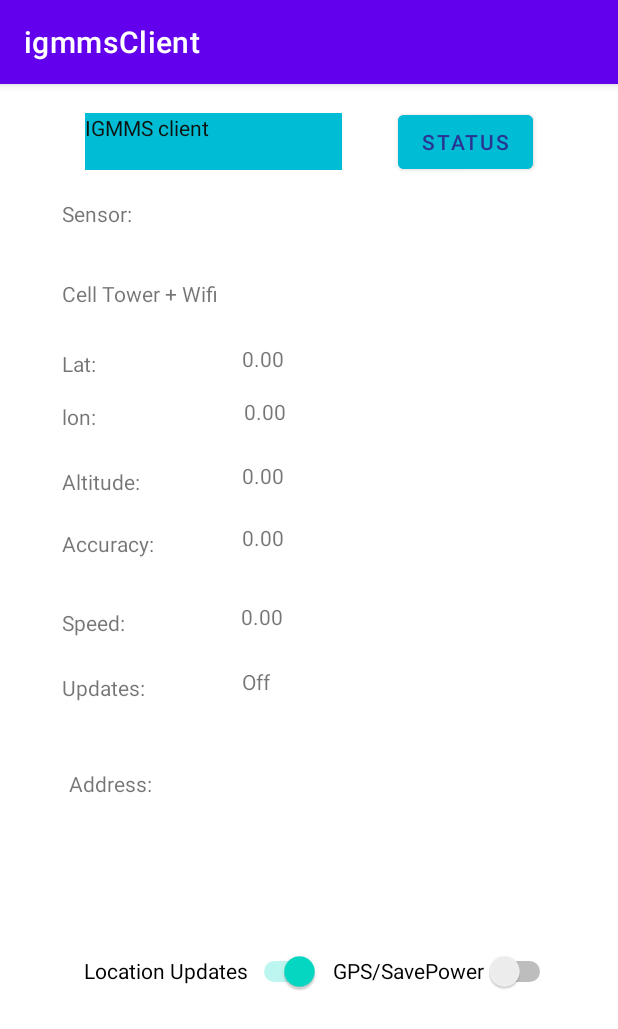
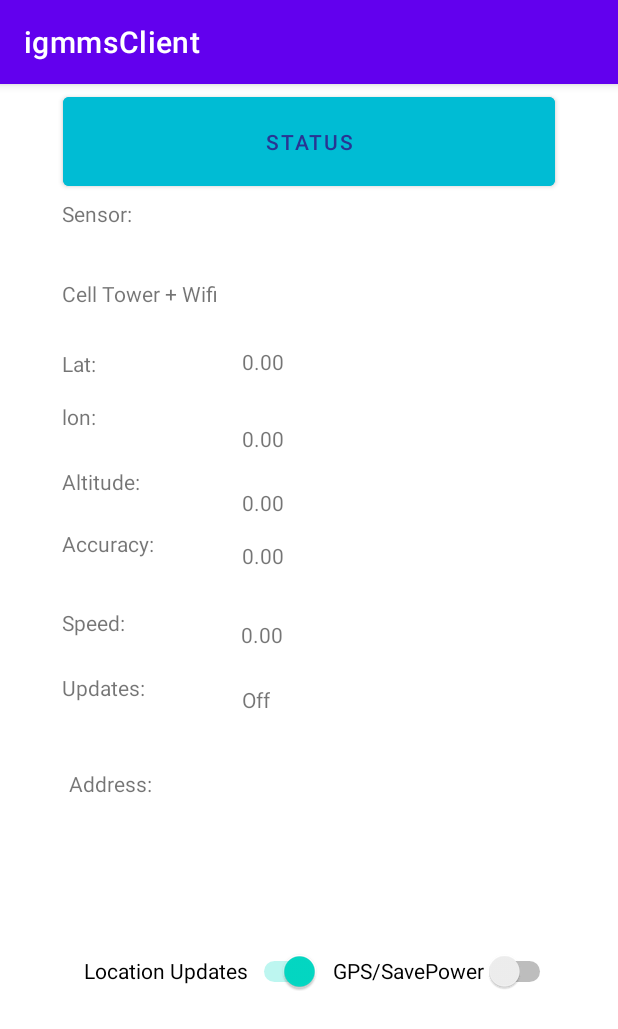
Before and after one commit to barigyederek/igmmsClient, an Android app: the screen it shows after launch (MainActivity), on a phone screen of 412 x 824 dp. Shown: the top 1029 px of the screen. Run offline under Robolectric (Android 15) with nearby library versions, the phone set to English and light mode, and no system bars; our stand-ins replace Firebase (no records; nobody signed in at launch, a user with empty details on screens opened directly).

Commit message:
LOG push trial

```diff
--- a/app/src/main/java/com/example/igmmsclient/MainActivity.java
+++ b/app/src/main/java/com/example/igmmsclient/MainActivity.java
@@ -8,7 +8,9 @@ import android.location.Geocoder;
 import android.location.Location;
 import android.os.Build;
 import android.os.Bundle;
+import android.util.Log;
 import android.view.View;
+import android.widget.Button;
 import android.widget.Switch;
 import android.widget.TextView;
 import android.widget.Toast;
@@ -27,6 +29,7 @@ import com.google.firebase.database.DatabaseReference;
 import com.google.firebase.database.FirebaseDatabase;
 import com.google.firebase.database.IgnoreExtraProperties;
 
+import java.util.HashMap;
 import java.util.List;
 
 
@@ -37,11 +40,12 @@ public class MainActivity extends AppCompatActivity {
     public static final int fastest_check = 5000;
     private static final int PERMISSION_FINE_LOCATION = 99;
     TextView tv_lat, tv_lon, tv_accuracy, tv_address, tv_speed, tv_sensor, tv_altitude, tv_updates;
+    Button status;
     Switch sw_locationupdates, sw_gps;
     LocationCallback locationCallBack;
 
-    private FirebaseDatabase db = FirebaseDatabase.getInstance();
-    private DatabaseReference mDatabase = db.getReference();
+    public FirebaseDatabase db = FirebaseDatabase.getInstance();
+    public DatabaseReference mDatabase = db.getReference();
 
 
     //google api client
@@ -64,6 +68,7 @@ public class MainActivity extends AppCompatActivity {
         tv_address = findViewById(R.id.tv_address);
         sw_gps = findViewById(R.id.sw_gps);
         sw_locationupdates = findViewById(R.id.sw_locationsupdates);
+        status = findViewById(R.id.button);
 
 
 
@@ -117,9 +122,18 @@ public class MainActivity extends AppCompatActivity {
                     tv_sensor.setText("Your location is private");
                 }
             }
+
+
         });
 
         update_GPS();
+        status.setOnClickListener(new View.OnClickListener() {
+            @Override
+            public void onClick(View view) {
+                System.out.println(tv_lat.getText());
+                Log.d("LOGGED CORDINATES", "onClick: " + tv_lat.getText());
+            }
+        });
 
     }
     // on create method ends here
@@ -237,6 +251,8 @@ public class MainActivity extends AppCompatActivity {
         UserLocation user = new UserLocation(user_longitude, user_latitude);
 
         mDatabase.child("igmmsversion1-default-rtdb").child(userId).setValue(user);
+
+
     }
 
 //    public  class readAndWriteDb{
@@ -263,6 +279,10 @@ public class MainActivity extends AppCompatActivity {
             this.user_longitude = user_longitude;
         }
 
+
+        public String getUser_latitude() {
+            return user_latitude;
+        }
     }
 
 }
--- a/app/src/main/res/layout/activity_main.xml
+++ b/app/src/main/res/layout/activity_main.xml
@@ -39,27 +39,13 @@
 
     <Button
         android:id="@+id/button"
-        android:layout_width="wrap_content"
-        android:layout_height="wrap_content"
-        android:layout_marginStart="22dp"
+        android:layout_width="328dp"
+        android:layout_height="71dp"
         android:backgroundTint="#00BCD4"
         android:text="@string/status"
         android:textColor="#283593"
         app:layout_constraintBottom_toTopOf="@+id/guideline2"
         app:layout_constraintEnd_toStartOf="@+id/guideline5"
-        app:layout_constraintStart_toEndOf="@+id/textView"
-        app:layout_constraintTop_toTopOf="parent" />
-
-    <TextView
-        android:id="@+id/textView"
-        android:layout_width="171dp"
-        android:layout_height="38dp"
-        android:background="#00BCD4"
-        android:backgroundTint="#00BCD4"
-        android:text="@string/igmms_client"
-        android:textColor="#0E120E"
-        app:layout_constraintBottom_toTopOf="@+id/guideline2"
-        app:layout_constraintEnd_toStartOf="@+id/button"
         app:layout_constraintStart_toStartOf="@+id/guideline4"
         app:layout_constraintTop_toTopOf="parent" />
 
@@ -79,10 +65,10 @@
         android:layout_width="wrap_content"
         android:layout_height="wrap_content"
         android:layout_marginStart="20dp"
-        android:layout_marginTop="116dp"
+        android:layout_marginTop="101dp"
         android:text="0.00"
         app:layout_constraintStart_toEndOf="@+id/tv_labellat"
-        app:layout_constraintTop_toBottomOf="@+id/textView" />
+        app:layout_constraintTop_toBottomOf="@+id/button" />
 
     <TextView
         android:id="@+id/tv_labellon"
@@ -99,8 +85,8 @@
         android:id="@+id/tv_lon"
         android:layout_width="wrap_content"
         android:layout_height="wrap_content"
-        android:layout_marginStart="21dp"
-        android:layout_marginTop="16dp"
+        android:layout_marginStart="20dp"
+        android:layout_marginTop="32dp"
         android:text="0.00"
         app:layout_constraintStart_toEndOf="@+id/tv_labellon"
         app:layout_constraintTop_toBottomOf="@+id/tv_lat" />
@@ -122,7 +108,9 @@
         android:layout_height="wrap_content"
         android:layout_marginStart="20dp"
         android:layout_marginTop="23dp"
+        android:layout_marginBottom="22dp"
         android:text="0.00"
+        app:layout_constraintBottom_toTopOf="@+id/tv_accuracy"
         app:layout_constraintStart_toEndOf="@+id/tv_labelaltitude"
         app:layout_constraintTop_toBottomOf="@+id/tv_lon" />
 
@@ -144,7 +132,7 @@
         android:layout_width="wrap_content"
         android:layout_height="wrap_content"
         android:layout_marginStart="20dp"
-        android:layout_marginTop="22dp"
+        android:layout_marginTop="16dp"
         android:text="0.00"
         app:layout_constraintStart_toEndOf="@+id/tv_labelaccuracy"
         app:layout_constraintTop_toBottomOf="@+id/tv_altitude" />
@@ -258,4 +246,25 @@
         app:layout_constraintTop_toBottomOf="@+id/tv_labelupdates"
         app:layout_constraintVertical_bias="0.155" />
 
+    <androidx.constraintlayout.widget.Guideline
+        android:id="@+id/guideline6"
+        android:layout_width="wrap_content"
+        android:layout_height="wrap_content"
+        android:orientation="horizontal"
+        app:layout_constraintGuide_begin="20dp" />
+
+    <androidx.constraintlayout.widget.Guideline
+        android:id="@+id/guideline7"
+        android:layout_width="wrap_content"
+        android:layout_height="wrap_content"
+        android:orientation="horizontal"
+        app:layout_constraintGuide_begin="20dp" />
+
+    <androidx.constraintlayout.widget.Guideline
+        android:id="@+id/guideline8"
+        android:layout_width="wrap_content"
+        android:layout_height="wrap_content"
+        android:orientation="horizontal"
+        app:layout_constraintGuide_begin="173dp" />
+
 </androidx.constraintlayout.widget.ConstraintLayout>
```
